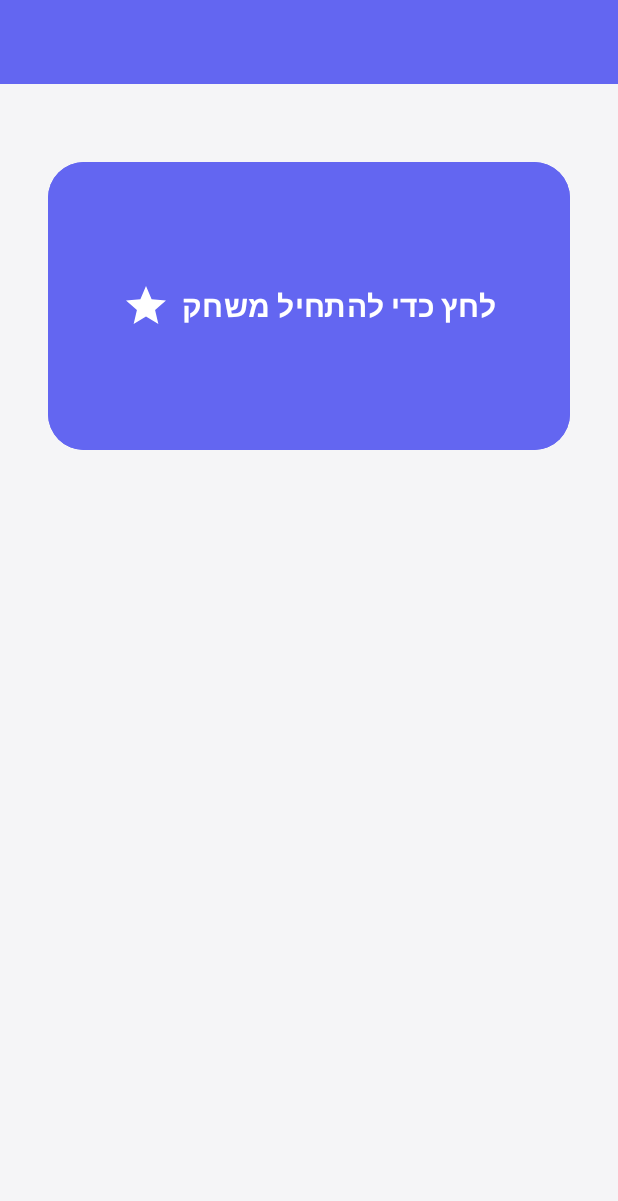
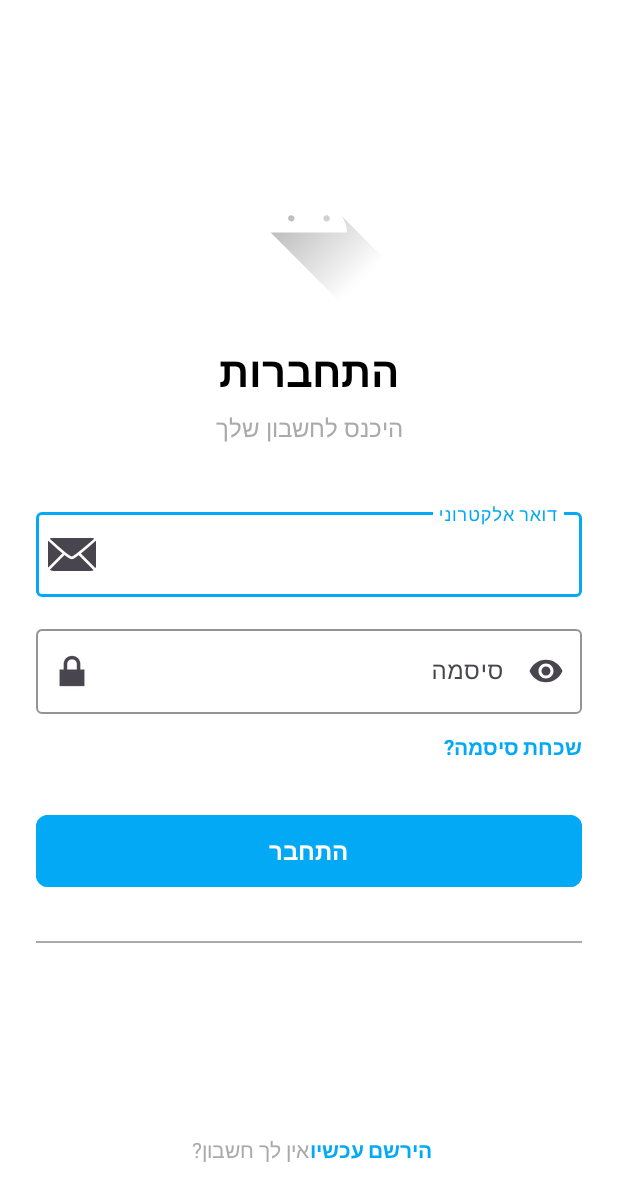
Before and after one commit to INONSEGEV/Hangman-game, an Android app: the screen it shows after launch (MainActivity before the commit, LoginActivity after it), on a phone screen of 412 x 824 dp. Shown: the top 1201 px of the screen. Run offline under Robolectric (Android 15) with nearby library versions, the light colour scheme and no system bars; our stand-ins replace Firebase (no records; nobody signed in at launch, a user with empty details on screens opened directly).

Commit message:
התחברות התנתקות שמירת המילים בענן

```diff
--- /dev/null
+++ b/app/src/main/java/com/shiftis/hangmangame/LoginActivity.java
@@ -0,0 +1,68 @@
+package com.shiftis.hangmangame;
+
+import android.content.Intent;
+import android.os.Bundle;
+import android.view.View;
+import android.widget.Button;
+import android.widget.EditText;
+import android.widget.Toast;
+
+import androidx.activity.EdgeToEdge;
+import androidx.appcompat.app.AppCompatActivity;
+import androidx.core.graphics.Insets;
+import androidx.core.view.ViewCompat;
+import androidx.core.view.WindowInsetsCompat;
+
+import com.google.android.material.button.MaterialButton;
+import com.google.android.material.textfield.TextInputEditText;
+import com.google.firebase.auth.FirebaseAuth;
+import com.google.firebase.auth.FirebaseUser;
+
+public class LoginActivity extends AppCompatActivity {
+
+
+    private MaterialButton btnLogin;
+    private TextInputEditText etEmail,etPassword;
+    private FirebaseAuth mAuth;
+
+    @Override
+    protected void onCreate(Bundle savedInstanceState) {
+        super.onCreate(savedInstanceState);
+        EdgeToEdge.enable(this);
+        setContentView(R.layout.activity_login);
+
+
+        btnLogin = findViewById(R.id.btnLogin);
+        etEmail = findViewById(R.id.etEmail);
+        etPassword = findViewById(R.id.etPassword);
+        mAuth = FirebaseAuth.getInstance();
+
+        btnLogin.setOnClickListener(new View.OnClickListener() {
+            @Override
+            public void onClick(View v) {
+                String email = etEmail.getText().toString().trim();
+                String password = etPassword.getText().toString().trim();
+
+                if (email.isEmpty() || password.isEmpty()) {
+                    Toast.makeText(LoginActivity.this, "אנא מלא את כל השדות", Toast.LENGTH_SHORT).show();
+                    return;
+                }
+
+                // התחברות למשתמש
+                mAuth.signInWithEmailAndPassword(email, password)
+                        .addOnCompleteListener(task -> {
+                            if (task.isSuccessful()) {
+                                FirebaseUser user = mAuth.getCurrentUser();
+                                Toast.makeText(LoginActivity.this, "התחברת בהצלחה!", Toast.LENGTH_SHORT).show();
+                                startActivity(new Intent(LoginActivity.this, GameActivity.class));
+                                finish();
+                            } else {
+                                Toast.makeText(LoginActivity.this, "שגיאת התחברות: " + task.getException().getMessage(), Toast.LENGTH_LONG).show();
+                            }
+                        });
+            }
+        });
+
+
+    }
+}
--- /dev/null
+++ b/app/src/main/res/layout/activity_login.xml
@@ -0,0 +1,156 @@
+<?xml version="1.0" encoding="utf-8"?>
+<androidx.constraintlayout.widget.ConstraintLayout xmlns:android="http://schemas.android.com/apk/res/android"
+    xmlns:app="http://schemas.android.com/apk/res-auto"
+    xmlns:tools="http://schemas.android.com/tools"
+    android:id="@+id/main"
+    android:layout_width="match_parent"
+    android:layout_height="match_parent"
+    android:background="@color/white"
+    android:padding="24dp"
+    tools:context=".LoginActivity">
+
+    <ImageView
+        android:id="@+id/ivLogo"
+        android:layout_width="120dp"
+        android:layout_height="120dp"
+        android:layout_marginTop="60dp"
+        android:contentDescription="@string/app_logo"
+        android:src="@drawable/ic_launcher_foreground"
+        app:layout_constraintEnd_toEndOf="parent"
+        app:layout_constraintStart_toStartOf="parent"
+        app:layout_constraintTop_toTopOf="parent" />
+
+    <TextView
+        android:id="@+id/tvTitle"
+        android:layout_width="wrap_content"
+        android:layout_height="wrap_content"
+        android:layout_marginTop="24dp"
+        android:text="התחברות"
+        android:textColor="@android:color/black"
+        android:textSize="28sp"
+        android:textStyle="bold"
+        app:layout_constraintEnd_toEndOf="parent"
+        app:layout_constraintStart_toStartOf="parent"
+        app:layout_constraintTop_toBottomOf="@id/ivLogo" />
+
+    <TextView
+        android:id="@+id/tvSubtitle"
+        android:layout_width="wrap_content"
+        android:layout_height="wrap_content"
+        android:layout_marginTop="8dp"
+        android:text="היכנס לחשבון שלך"
+        android:textColor="@android:color/darker_gray"
+        android:textSize="16sp"
+        app:layout_constraintEnd_toEndOf="parent"
+        app:layout_constraintStart_toStartOf="parent"
+        app:layout_constraintTop_toBottomOf="@id/tvTitle" />
+
+    <com.google.android.material.textfield.TextInputLayout
+        android:id="@+id/tilEmail"
+        android:layout_width="0dp"
+        android:layout_height="wrap_content"
+        android:layout_marginTop="40dp"
+        android:hint="דואר אלקטרוני"
+        app:boxStrokeColor="@color/blue"
+        app:hintTextColor="@color/blue"
+        app:layout_constraintEnd_toEndOf="parent"
+        app:layout_constraintStart_toStartOf="parent"
+        app:layout_constraintTop_toBottomOf="@id/tvSubtitle"
+        app:startIconDrawable="@android:drawable/ic_dialog_email">
+
+        <com.google.android.material.textfield.TextInputEditText
+            android:id="@+id/etEmail"
+            android:layout_width="match_parent"
+            android:layout_height="wrap_content"
+            android:inputType="textEmailAddress"
+            android:textAlignment="viewStart" />
+    </com.google.android.material.textfield.TextInputLayout>
+
+    <com.google.android.material.textfield.TextInputLayout
+        android:id="@+id/tilPassword"
+        android:layout_width="0dp"
+        android:layout_height="wrap_content"
+        android:layout_marginTop="16dp"
+        android:hint="סיסמה"
+        app:boxStrokeColor="@color/blue"
+        app:endIconMode="password_toggle"
+        app:hintTextColor="@color/blue"
+        app:layout_constraintEnd_toEndOf="parent"
+        app:layout_constraintStart_toStartOf="parent"
+        app:layout_constraintTop_toBottomOf="@id/tilEmail"
+        app:startIconDrawable="@android:drawable/ic_lock_lock">
+
+        <com.google.android.material.textfield.TextInputEditText
+            android:id="@+id/etPassword"
+            android:layout_width="match_parent"
+            android:layout_height="wrap_content"
+            android:inputType="textPassword"
+            android:textAlignment="viewStart" />
+    </com.google.android.material.textfield.TextInputLayout>
+
+    <TextView
+        android:id="@+id/tvForgotPassword"
+        android:layout_width="wrap_content"
+        android:layout_height="wrap_content"
+        android:layout_marginTop="12dp"
+        android:text="שכחת סיסמה?"
+        android:textColor="@color/blue"
+        android:textSize="14sp"
+        android:textStyle="bold"
+        app:layout_constraintEnd_toEndOf="parent"
+        app:layout_constraintTop_toBottomOf="@id/tilPassword" />
+
+    <com.google.android.material.button.MaterialButton
+        android:id="@+id/btnLogin"
+        android:layout_width="0dp"
+        android:layout_height="56dp"
+        android:layout_marginTop="32dp"
+        android:backgroundTint="@color/blue"
+        android:text="התחבר"
+        android:textColor="@android:color/white"
+        android:textSize="16sp"
+        android:textStyle="bold"
+        app:cornerRadius="8dp"
+        app:layout_constraintEnd_toEndOf="parent"
+        app:layout_constraintStart_toStartOf="parent"
+        app:layout_constraintTop_toBottomOf="@id/tvForgotPassword" />
+
+    <View
+        android:id="@+id/divider"
+        android:layout_width="0dp"
+        android:layout_height="1dp"
+        android:layout_marginTop="32dp"
+        android:background="@android:color/darker_gray"
+        app:layout_constraintEnd_toEndOf="parent"
+        app:layout_constraintStart_toStartOf="parent"
+        app:layout_constraintTop_toBottomOf="@id/btnLogin" />
+
+    <LinearLayout
+        android:id="@+id/llSignup"
+        android:layout_width="wrap_content"
+        android:layout_height="wrap_content"
+        android:layout_marginBottom="24dp"
+        android:gravity="center"
+        android:orientation="horizontal"
+        app:layout_constraintBottom_toBottomOf="parent"
+        app:layout_constraintEnd_toEndOf="parent"
+        app:layout_constraintStart_toStartOf="parent">
+
+        <TextView
+            android:layout_width="wrap_content"
+            android:layout_height="wrap_content"
+            android:text="אין לך חשבון? "
+            android:textColor="@android:color/darker_gray"
+            android:textSize="14sp" />
+
+        <TextView
+            android:id="@+id/tvSignup"
+            android:layout_width="wrap_content"
+            android:layout_height="wrap_content"
+            android:text="הירשם עכשיו"
+            android:textColor="@color/blue"
+            android:textSize="14sp"
+            android:textStyle="bold" />
+    </LinearLayout>
+
+</androidx.constraintlayout.widget.ConstraintLayout>
--- a/build.gradle.kts
+++ b/build.gradle.kts
@@ -1,4 +1,5 @@
 // Top-level build file where you can add configuration options common to all sub-projects/modules.
 plugins {
     alias(libs.plugins.android.application) apply false
+    id("com.google.gms.google-services") version "4.4.3" apply false
 }
--- a/gradle/libs.versions.toml
+++ b/gradle/libs.versions.toml
@@ -7,6 +7,9 @@ appcompat = "1.7.1"
 material = "1.12.0"
 activity = "1.10.1"
 constraintlayout = "2.2.1"
+annotation = "1.6.0"
+lifecycleLivedataKtx = "2.6.1"
+lifecycleViewmodelKtx = "2.6.1"
 
 [libraries]
 junit = { group = "junit", name = "junit", version.ref = "junit" }
@@ -16,6 +19,9 @@ appcompat = { group = "androidx.appcompat", name = "appcompat", version.ref = "a
 material = { group = "com.google.android.material", name = "material", version.ref = "material" }
 activity = { group = "androidx.activity", name = "activity", version.ref = "activity" }
 constraintlayout = { group = "androidx.constraintlayout", name = "constraintlayout", version.ref = "constraintlayout" }
+annotation = { group = "androidx.annotation", name = "annotation", version.ref = "annotation" }
+lifecycle-livedata-ktx = { group = "androidx.lifecycle", name = "lifecycle-livedata-ktx", version.ref = "lifecycleLivedataKtx" }
+lifecycle-viewmodel-ktx = { group = "androidx.lifecycle", name = "lifecycle-viewmodel-ktx", version.ref = "lifecycleViewmodelKtx" }
 
 [plugins]
 android-application = { id = "com.android.application", version.ref = "agp" }
```
Also changed, not shown: app/build.gradle.kts (+11 -1 lines), app/src/main/AndroidManifest.xml (+11 -6 lines), app/src/main/java/com/shiftis/hangmangame/GameActivity.java (+10 -12 lines), app/src/main/java/com/shiftis/hangmangame/addWordsActivity.java (+76 -3 lines), app/src/main/res/drawable/ic_logout.xml (added, +10 -0 lines), app/src/main/res/menu/menu_add_words.xml (+7 -2 lines), app/src/main/res/values/colors.xml (+12 -2 lines), app/src/main/res/values/strings.xml (+21 -0 lines), 1 other file.
